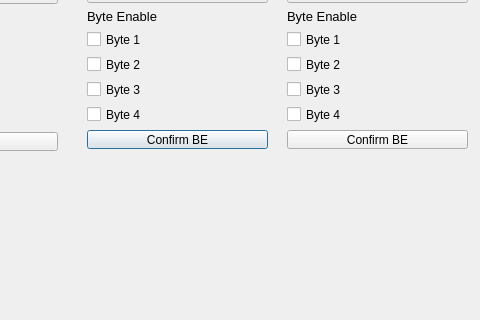
Qt-Widgets/PCIbusQTgui, file PCIsimulator/subwindow.ui: the form before one commit; both pictures show x 343 to 823 and y 213 to 533 of the 823 by 533 pixel window.
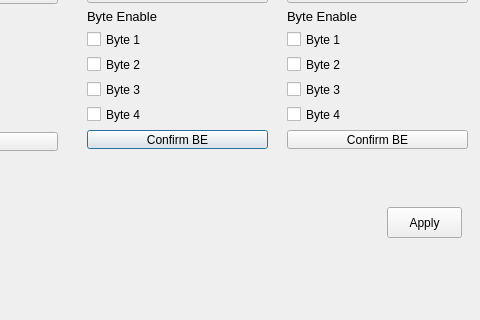
The form after the commit.

Commit message: adding apply button

What changed in the file:
```diff
--- a/PCIsimulator/subwindow.ui
+++ b/PCIsimulator/subwindow.ui
@@ -533,6 +533,19 @@
     </item>
    </layout>
   </widget>
+  <widget class="QPushButton" name="pushButton">
+   <property name="geometry">
+    <rect>
+     <x>730</x>
+     <y>420</y>
+     <width>75</width>
+     <height>31</height>
+    </rect>
+   </property>
+   <property name="text">
+    <string>Apply</string>
+   </property>
+  </widget>
  </widget>
  <resources/>
  <connections/>
```
The commit also changes 5 other files.
